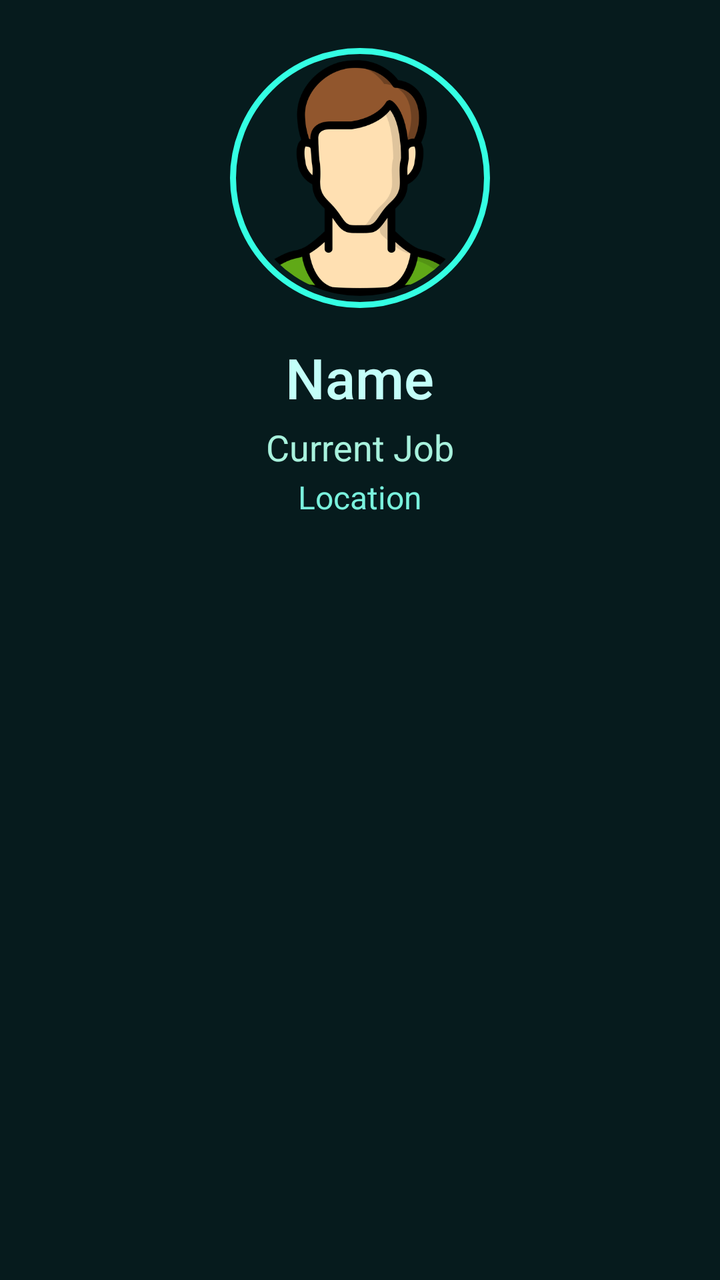
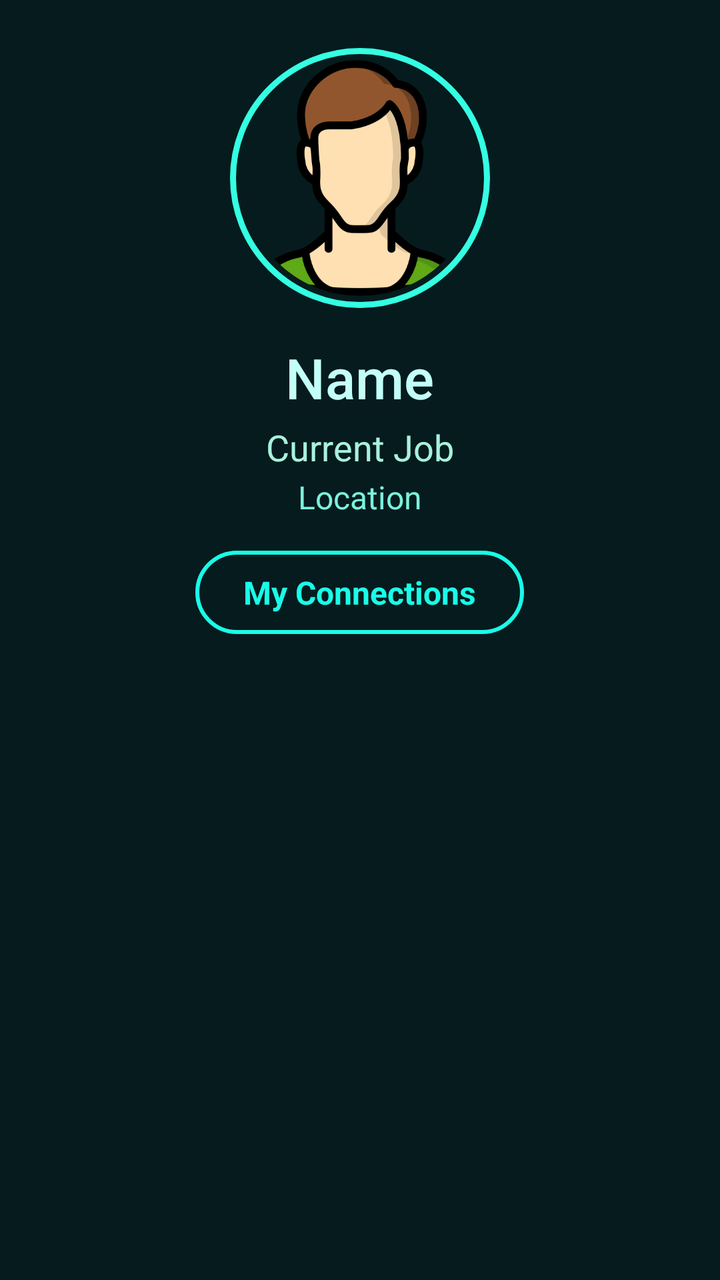

The first picture is an Android layout as it rendered before a commit; the second is the same layout after the commit. The layout source and the unified diff follow.
<!-- AndroidManifest.xml: application theme Theme.SkillSwapAGenZSkillExchanger -->
<!-- res/layout/fragment_profile.xml -->
<?xml version="1.0" encoding="utf-8"?>
<LinearLayout xmlns:android="http://schemas.android.com/apk/res/android"
    xmlns:app="http://schemas.android.com/apk/res-auto"
    android:layout_width="match_parent"
    android:layout_height="match_parent"
    android:background="#061B1D"
    android:orientation="vertical">

    <androidx.core.widget.NestedScrollView
        android:layout_width="match_parent"
        android:layout_height="wrap_content">

        <LinearLayout
            android:layout_width="match_parent"
            android:layout_height="wrap_content"
            android:orientation="vertical"
            android:padding="24dp">

            
            <FrameLayout
                android:layout_width="130dp"
                android:layout_height="130dp"
                android:layout_gravity="center"
                android:background="@drawable/profile_ring"
                android:padding="4dp">

                <com.google.android.material.imageview.ShapeableImageView
                    android:id="@+id/profile_pic"
                    android:layout_width="match_parent"
                    android:layout_height="match_parent"
                    android:src="@drawable/man"
                    android:scaleType="centerCrop"
                    app:shapeAppearanceOverlay="@style/CircleImageView"
                    android:padding="2dp"/>
            </FrameLayout>

            
            <TextView
                android:id="@+id/name"
                android:layout_width="wrap_content"
                android:layout_height="wrap_content"
                android:text="Name"
                android:textColor="#C3FFF9"
                android:layout_gravity="center"
                android:paddingTop="16dp"
                android:textSize="28sp"
                android:fontFamily="sans-serif-medium"/>

            
            <TextView
                android:id="@+id/tv_job"
                android:layout_width="wrap_content"
                android:layout_height="wrap_content"
                android:text="Current Job"
                android:layout_gravity="center"
                android:textColor="#A8F2DD"
                android:textSize="18sp"
                android:paddingTop="4dp"/>

            
            <TextView
                android:id="@+id/location"
                android:layout_width="wrap_content"
                android:layout_height="wrap_content"
                android:text="Location"
                android:layout_gravity="center"
                android:textColor="#7AF2DD"
                android:textSize="16sp"
                android:paddingTop="2dp"/>

        </LinearLayout>
    </androidx.core.widget.NestedScrollView>

    
    <com.google.android.material.tabs.TabLayout
        android:id="@+id/tab_layout"
        android:layout_width="match_parent"
        android:layout_height="wrap_content"
        android:background="#061B1D"
        app:tabIndicatorColor="#65FFE7"
        app:tabSelectedTextColor="#65FFE7"
        app:tabTextColor="#336B6E"
        app:tabMode="fixed"
        app:tabGravity="fill"
        app:tabTextAppearance="@style/CustomTabTextAppearance"/>

    
    <androidx.viewpager2.widget.ViewPager2
        android:id="@+id/view_pager"
        android:layout_width="match_parent"
        android:layout_height="0dp"
        android:layout_weight="1" />

</LinearLayout>
<!-- resources referenced by this layout -->
<resources>
  <!-- drawable man: png bitmap (drawable, 31781 bytes) -->
  <!-- drawable profile_ring (drawable) -->
  <shape xmlns:android="http://schemas.android.com/apk/res/android"
      android:shape="oval">
  
      <stroke
          android:width="3dp"
          android:color="#34FFE3" />
  
      <solid android:color="@android:color/transparent" />
  </shape>
  <style name="CircleImageView" parent="">
          <item name="cornerFamily">rounded</item>
          <item name="cornerSize">50%</item>
      </style>
  <style name="CustomTabTextAppearance" parent="TextAppearance.Design.Tab">
          <item name="android:textSize">16sp</item>
          <item name="android:textAllCaps">false</item>
          <item name="android:fontFamily">sans-serif-medium</item>
      </style>
  <style name="Theme.SkillSwapAGenZSkillExchanger" parent="Base.Theme.SkillSwapAGenZSkillExchanger" />
  <style name="Base.Theme.SkillSwapAGenZSkillExchanger" parent="Theme.Material3.DayNight.NoActionBar">
          
          <item name="android:statusBarColor">#103238</item>
          
      </style>
</resources>

<!-- the commit's change to res/layout/fragment_profile.xml (unified diff, before → after) -->
@@ -68,6 +68,24 @@
                 android:textSize="16sp"
                 android:paddingTop="2dp"/>
 
+            
+            <TextView
+                android:id="@+id/btn_my_connections"
+                android:layout_width="wrap_content"
+                android:layout_height="wrap_content"
+                android:layout_gravity="center"
+                android:layout_marginTop="16dp"
+                android:background="@drawable/bg_btn_view_profile"
+                android:paddingHorizontal="24dp"
+                android:paddingVertical="10dp"
+                android:text="My Connections"
+                android:textColor="#19FDE8"
+                android:textSize="16sp"
+                android:textStyle="bold"
+                android:clickable="true"
+                android:focusable="true"
+                android:foreground="?android:attr/selectableItemBackground"/>
+
         </LinearLayout>
     </androidx.core.widget.NestedScrollView>
 
<!-- resource entries referenced after the edit -->
@@ -1,5 +1,13 @@
 <!-- resources referenced by this layout -->
 <resources>
+  <!-- drawable bg_btn_view_profile (drawable) -->
+  <shape xmlns:android="http://schemas.android.com/apk/res/android">
+      <solid android:color="@android:color/transparent" />
+      <stroke
+          android:width="2dp"
+          android:color="#19FDE8" />
+      <corners android:radius="26dp" />
+  </shape>
   <!-- drawable man: png bitmap (drawable, 31781 bytes) -->
   <!-- drawable profile_ring (drawable) -->
   <shape xmlns:android="http://schemas.android.com/apk/res/android"
